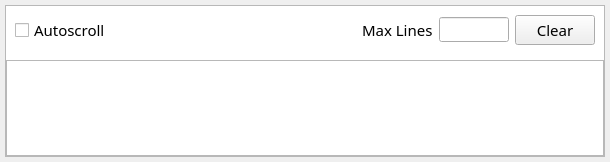
Above: src/QSview/resources/console.ui from BCDA-APS/QSview before the change. Below: the same form after it.
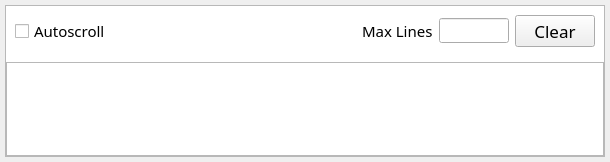
That is the form after the change. Icons and pictures are not drawn.

Patch:
```diff
--- a/src/QSview/resources/console.ui
+++ b/src/QSview/resources/console.ui
@@ -140,6 +140,11 @@
              <height>16777215</height>
             </size>
            </property>
+           <property name="font">
+            <font>
+             <pointsize>13</pointsize>
+            </font>
+           </property>
            <property name="text">
             <string>Clear</string>
            </property>
```
